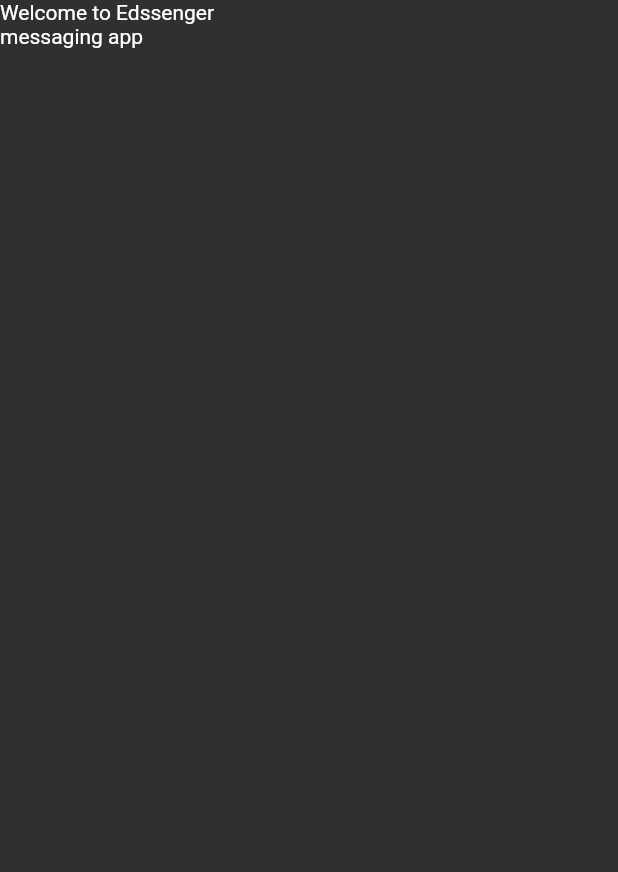
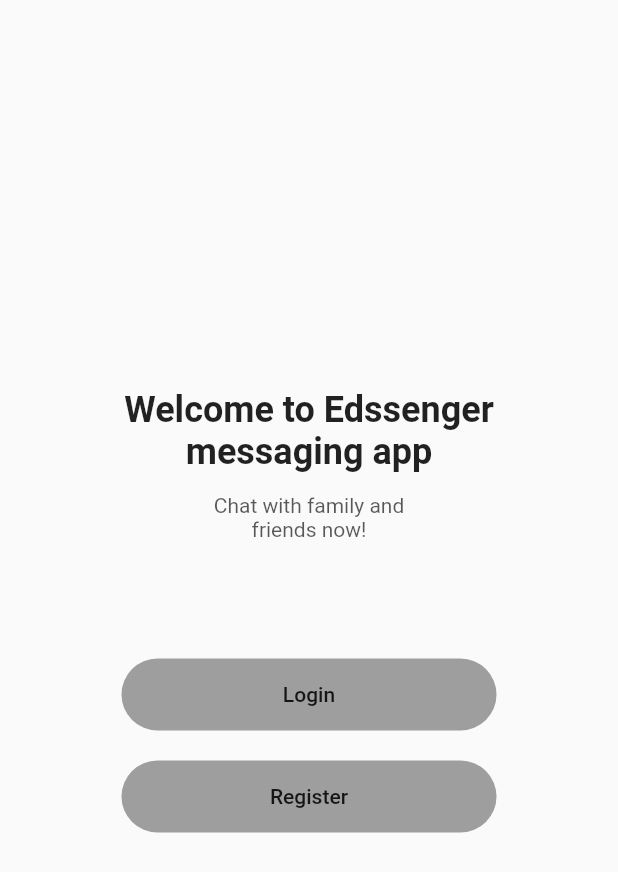
Before and after one commit to loubel/EDBERG-MessagingApp, a Flutter app: the screen it shows after launch, on a phone screen of 412 x 824 dp. Shown: the top 872 px of the screen. Run offline on Flutter 3.47's test engine with Material 2 defaults, Android fonts, the phone set to English and light mode, and no system bars.

Commit message:
Welcome screen UI code

```diff
--- a/lib/main.dart
+++ b/lib/main.dart
@@ -9,7 +9,8 @@ class MyApp extends StatelessWidget {
   @override
   Widget build(BuildContext context) {
     return MaterialApp(
-      theme: ThemeData.dark(),
+      title: 'Messaging App',
+      debugShowCheckedModeBanner: false,
       home: WelcomeScreen(),
     );
   }
--- a/lib/screens/welcomeScreen.dart
+++ b/lib/screens/welcomeScreen.dart
@@ -5,9 +5,61 @@ class WelcomeScreen extends StatelessWidget {
   Widget build(BuildContext context) {
     return Scaffold(
       body: SafeArea(
-        child: Column(
+        child: Row(
+          mainAxisAlignment: MainAxisAlignment.center,
           children: [
-            Text("Welcome to Edssenger \nmessaging app"),
+            Column(
+              mainAxisAlignment: MainAxisAlignment.center,
+              children: [
+                SizedBox(
+                  height: 70.0,
+                  child: Text(
+                    "Welcome to Edssenger \nmessaging app",
+                    textAlign: TextAlign.center,
+                    style: Theme.of(context)
+                        .textTheme
+                        .headline5
+                        .copyWith(fontWeight: FontWeight.bold),
+                  ),
+                ),
+                SizedBox(
+                  height: 100.0,
+                  child: Text(
+                    "Chat with family and \nfriends now!",
+                    textAlign: TextAlign.center,
+                    style: TextStyle(
+                      color: Theme.of(context)
+                          .textTheme
+                          .bodyText1
+                          .color
+                          .withOpacity(0.65),
+                    ),
+                  ),
+                ),
+                Container(
+                  margin: EdgeInsets.symmetric(vertical: 10),
+                  width: 250.0,
+                  decoration: BoxDecoration(
+                      borderRadius: BorderRadiusDirectional.circular(30.0),
+                      color: Colors.grey),
+                  child: FlatButton(
+                    onPressed: () {},
+                    child: Text("Login"),
+                  ),
+                ),
+                Container(
+                  margin: EdgeInsets.symmetric(vertical: 10),
+                  width: 250.0,
+                  decoration: BoxDecoration(
+                      borderRadius: BorderRadiusDirectional.circular(30.0),
+                      color: Colors.grey),
+                  child: FlatButton(
+                    onPressed: () {},
+                    child: Text("Register"),
+                  ),
+                ),
+              ],
+            ),
           ],
         ),
       ),
```
